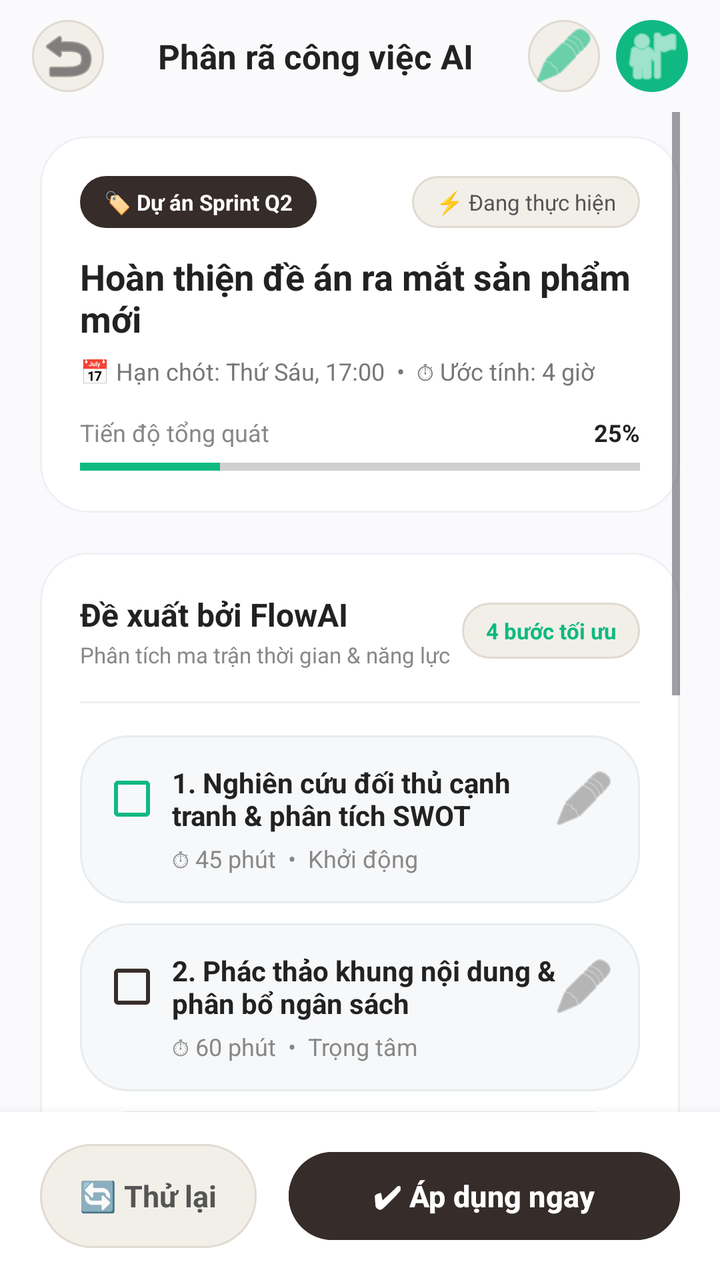
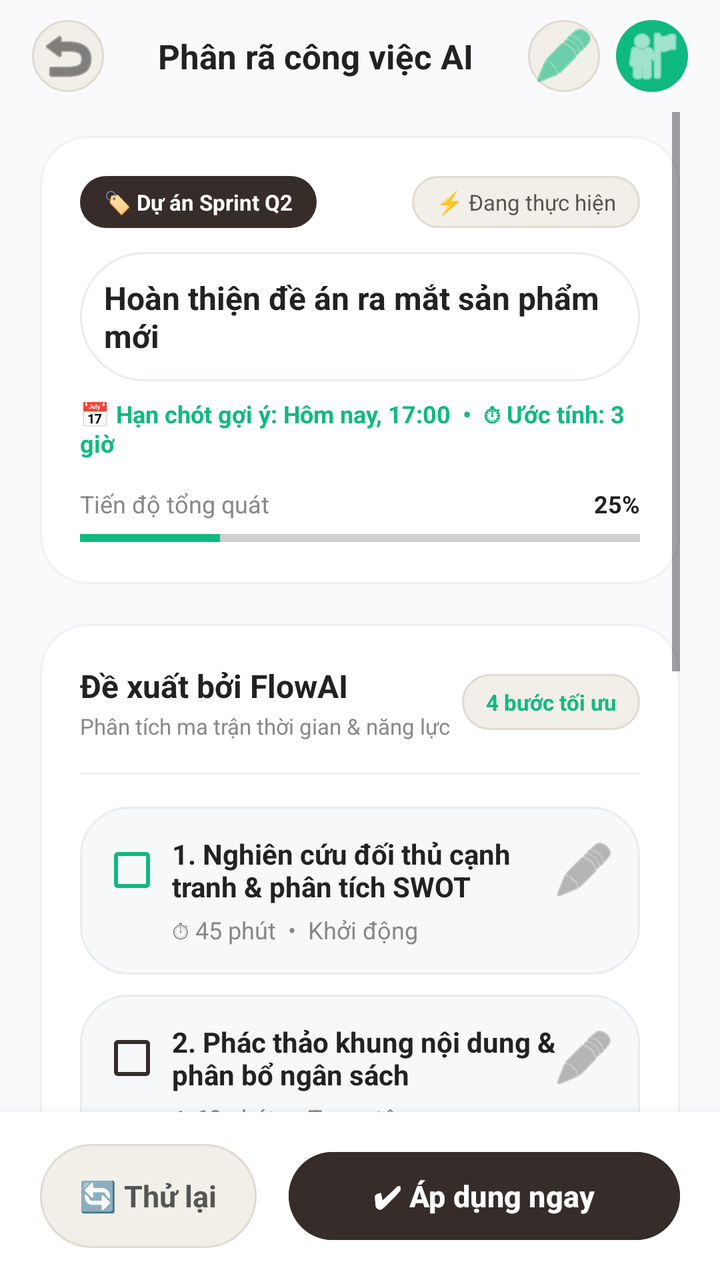

Compare the two renders of this Android layout. The source of the first and the diff that turns it into the second are given below.
<!-- AndroidManifest.xml: application theme Theme.MyApplication -->
<!-- res/layout/activity_ai_task_breakdown.xml -->
<?xml version="1.0" encoding="utf-8"?>
<androidx.constraintlayout.widget.ConstraintLayout
    xmlns:android="http://schemas.android.com/apk/res/android"
    xmlns:app="http://schemas.android.com/apk/res-auto"
    xmlns:tools="http://schemas.android.com/tools"
    android:layout_width="match_parent"
    android:layout_height="match_parent"
    android:background="#FAFAFC"
    tools:context=".AiTaskBreakdownActivity">

    
    <androidx.constraintlayout.widget.ConstraintLayout
        android:id="@+id/headerLayout"
        android:layout_width="match_parent"
        android:layout_height="56dp"
        android:paddingHorizontal="16dp"
        app:layout_constraintTop_toTopOf="parent">

        <ImageButton
            android:id="@+id/btnBack"
            android:layout_width="36dp"
            android:layout_height="36dp"
            android:background="@drawable/bg_pill_light"
            android:src="@android:drawable/ic_menu_revert"
            app:tint="#333333"
            app:layout_constraintBottom_toBottomOf="parent"
            app:layout_constraintStart_toStartOf="parent"
            app:layout_constraintTop_toTopOf="parent" />

        <TextView
            android:id="@+id/tvHeaderTitle"
            android:layout_width="wrap_content"
            android:layout_height="wrap_content"
            android:text="Phân rã công việc AI"
            android:textColor="#222222"
            android:textSize="17sp"
            android:textStyle="bold"
            app:layout_constraintBottom_toBottomOf="parent"
            app:layout_constraintEnd_toStartOf="@id/btnSparkleHeader"
            app:layout_constraintStart_toEndOf="@id/btnBack"
            app:layout_constraintTop_toTopOf="parent" />

        <ImageButton
            android:id="@+id/btnSparkleHeader"
            android:layout_width="36dp"
            android:layout_height="36dp"
            android:layout_marginEnd="8dp"
            android:background="@drawable/bg_pill_light"
            android:src="@android:drawable/ic_menu_edit"
            app:tint="#10B981"
            app:layout_constraintBottom_toBottomOf="parent"
            app:layout_constraintEnd_toStartOf="@id/imgAvatar"
            app:layout_constraintTop_toTopOf="parent" />

        <ImageView
            android:id="@+id/imgAvatar"
            android:layout_width="36dp"
            android:layout_height="36dp"
            android:background="@drawable/bg_circle_teal"
            android:padding="2dp"
            android:src="@android:drawable/ic_menu_myplaces"
            app:tint="#FFFFFF"
            app:layout_constraintBottom_toBottomOf="parent"
            app:layout_constraintEnd_toEndOf="parent"
            app:layout_constraintTop_toTopOf="parent" />
    </androidx.constraintlayout.widget.ConstraintLayout>

    <ScrollView
        android:layout_width="match_parent"
        android:layout_height="0dp"
        android:clipToPadding="false"
        android:paddingHorizontal="20dp"
        android:paddingBottom="20dp"
        app:layout_constraintBottom_toTopOf="@id/bottomActionsLayout"
        app:layout_constraintTop_toBottomOf="@id/headerLayout">

        <LinearLayout
            android:layout_width="match_parent"
            android:layout_height="wrap_content"
            android:orientation="vertical">

            
            <com.google.android.material.card.MaterialCardView
                android:layout_width="match_parent"
                android:layout_height="wrap_content"
                android:layout_marginTop="12dp"
                app:cardBackgroundColor="#FFFFFF"
                app:cardCornerRadius="24dp"
                app:cardElevation="0dp"
                app:strokeColor="#EEF0F4"
                app:strokeWidth="1dp">

                <LinearLayout
                    android:layout_width="match_parent"
                    android:layout_height="wrap_content"
                    android:orientation="vertical"
                    android:padding="20dp">

                    <LinearLayout
                        android:layout_width="match_parent"
                        android:layout_height="wrap_content"
                        android:gravity="center_vertical"
                        android:orientation="horizontal">

                        <TextView
                            android:layout_width="wrap_content"
                            android:layout_height="26dp"
                            android:background="@drawable/bg_pill_brown"
                            android:gravity="center"
                            android:paddingHorizontal="12dp"
                            android:text="🏷 Dự án Sprint Q2"
                            android:textColor="#FFFFFF"
                            android:textSize="11sp"
                            android:textStyle="bold" />

                        <View
                            android:layout_width="0dp"
                            android:layout_height="0dp"
                            android:layout_weight="1" />

                        <TextView
                            android:layout_width="wrap_content"
                            android:layout_height="26dp"
                            android:background="@drawable/bg_pill_light"
                            android:gravity="center"
                            android:paddingHorizontal="12dp"
                            android:text="⚡ Đang thực hiện"
                            android:textColor="#555555"
                            android:textSize="11sp" />
                    </LinearLayout>

                    <TextView
                        android:id="@+id/tvMainTaskTitle"
                        android:layout_width="match_parent"
                        android:layout_height="wrap_content"
                        android:layout_marginTop="12dp"
                        android:text="Hoàn thiện đề án ra mắt sản phẩm mới"
                        android:textColor="#222222"
                        android:textSize="18sp"
                        android:textStyle="bold" />

                    <TextView
                        android:layout_width="match_parent"
                        android:layout_height="wrap_content"
                        android:layout_marginTop="6dp"
                        android:text="📅 Hạn chót: Thứ Sáu, 17:00  •  ⏱ Ước tính: 4 giờ"
                        android:textColor="#777777"
                        android:textSize="12sp" />

                    <LinearLayout
                        android:layout_width="match_parent"
                        android:layout_height="wrap_content"
                        android:layout_marginTop="14dp"
                        android:gravity="center_vertical"
                        android:orientation="horizontal">

                        <TextView
                            android:layout_width="0dp"
                            android:layout_height="wrap_content"
                            android:layout_weight="1"
                            android:text="Tiến độ tổng quát"
                            android:textColor="#888888"
                            android:textSize="12sp" />

                        <TextView
                            android:layout_width="wrap_content"
                            android:layout_height="wrap_content"
                            android:text="25%"
                            android:textColor="#222222"
                            android:textSize="12sp"
                            android:textStyle="bold" />
                    </LinearLayout>

                    <ProgressBar
                        style="?android:attr/progressBarStyleHorizontal"
                        android:layout_width="match_parent"
                        android:layout_height="6dp"
                        android:layout_marginTop="6dp"
                        android:progress="25"
                        android:progressTint="#10B981" />
                </LinearLayout>
            </com.google.android.material.card.MaterialCardView>

            
            <com.google.android.material.card.MaterialCardView
                android:layout_width="match_parent"
                android:layout_height="wrap_content"
                android:layout_marginTop="20dp"
                app:cardBackgroundColor="#FFFFFF"
                app:cardCornerRadius="24dp"
                app:cardElevation="0dp"
                app:strokeColor="#EEF0F4"
                app:strokeWidth="1dp">

                <LinearLayout
                    android:layout_width="match_parent"
                    android:layout_height="wrap_content"
                    android:orientation="vertical"
                    android:padding="20dp">

                    <LinearLayout
                        android:layout_width="match_parent"
                        android:layout_height="wrap_content"
                        android:gravity="center_vertical"
                        android:orientation="horizontal">

                        <LinearLayout
                            android:layout_width="0dp"
                            android:layout_height="wrap_content"
                            android:layout_weight="1"
                            android:orientation="vertical">

                            <TextView
                                android:layout_width="wrap_content"
                                android:layout_height="wrap_content"
                                android:text="Đề xuất bởi FlowAI"
                                android:textColor="#222222"
                                android:textSize="16sp"
                                android:textStyle="bold" />

                            <TextView
                                android:layout_width="wrap_content"
                                android:layout_height="wrap_content"
                                android:layout_marginTop="2dp"
                                android:text="Phân tích ma trận thời gian &amp; năng lực"
                                android:textColor="#888888"
                                android:textSize="11sp" />
                        </LinearLayout>

                        <TextView
                            android:layout_width="wrap_content"
                            android:layout_height="28dp"
                            android:background="@drawable/bg_pill_light"
                            android:gravity="center"
                            android:paddingHorizontal="12dp"
                            android:text="4 bước tối ưu"
                            android:textColor="#10B981"
                            android:textSize="11sp"
                            android:textStyle="bold" />
                    </LinearLayout>

                    <View
                        android:layout_width="match_parent"
                        android:layout_height="1dp"
                        android:layout_marginVertical="16dp"
                        android:background="#F0F0F0" />

                    
                    <LinearLayout
                        android:layout_width="match_parent"
                        android:layout_height="wrap_content"
                        android:background="@drawable/bg_voice_card"
                        android:orientation="vertical"
                        android:padding="14dp">

                        <LinearLayout
                            android:layout_width="match_parent"
                            android:layout_height="wrap_content"
                            android:gravity="center_vertical"
                            android:orientation="horizontal">

                            <CheckBox
                                android:id="@+id/cbStep1"
                                android:layout_width="24dp"
                                android:layout_height="24dp"
                                android:checked="true"
                                android:buttonTint="#10B981" />

                            <TextView
                                android:layout_width="0dp"
                                android:layout_height="wrap_content"
                                android:layout_marginStart="8dp"
                                android:layout_weight="1"
                                android:text="1. Nghiên cứu đối thủ cạnh tranh &amp; phân tích SWOT"
                                android:textColor="#222222"
                                android:textSize="14sp"
                                android:textStyle="bold" />

                            <ImageButton
                                android:layout_width="28dp"
                                android:layout_height="28dp"
                                android:background="?android:attr/selectableItemBackgroundBorderless"
                                android:src="@android:drawable/ic_menu_edit"
                                app:tint="#888888" />
                        </LinearLayout>

                        <TextView
                            android:layout_width="wrap_content"
                            android:layout_height="wrap_content"
                            android:layout_marginStart="32dp"
                            android:layout_marginTop="4dp"
                            android:text="⏱ 45 phút  •  Khởi động"
                            android:textColor="#888888"
                            android:textSize="12sp" />
                    </LinearLayout>

                    
                    <LinearLayout
                        android:layout_width="match_parent"
                        android:layout_height="wrap_content"
                        android:layout_marginTop="10dp"
                        android:background="@drawable/bg_voice_card"
                        android:orientation="vertical"
                        android:padding="14dp">

                        <LinearLayout
                            android:layout_width="match_parent"
                            android:layout_height="wrap_content"
                            android:gravity="center_vertical"
                            android:orientation="horizontal">

                            <CheckBox
                                android:id="@+id/cbStep2"
                                android:layout_width="24dp"
                                android:layout_height="24dp"
                                android:buttonTint="#362C2A" />

                            <TextView
                                android:layout_width="0dp"
                                android:layout_height="wrap_content"
                                android:layout_marginStart="8dp"
                                android:layout_weight="1"
                                android:text="2. Phác thảo khung nội dung &amp; phân bổ ngân sách"
                                android:textColor="#222222"
                                android:textSize="14sp"
                                android:textStyle="bold" />

                            <ImageButton
                                android:layout_width="28dp"
                                android:layout_height="28dp"
                                android:background="?android:attr/selectableItemBackgroundBorderless"
                                android:src="@android:drawable/ic_menu_edit"
                                app:tint="#888888" />
                        </LinearLayout>

                        <TextView
                            android:layout_width="wrap_content"
                            android:layout_height="wrap_content"
                            android:layout_marginStart="32dp"
                            android:layout_marginTop="4dp"
                            android:text="⏱ 60 phút  •  Trọng tâm"
                            android:textColor="#888888"
                            android:textSize="12sp" />
                    </LinearLayout>

                    
                    <LinearLayout
                        android:layout_width="match_parent"
                        android:layout_height="wrap_content"
                        android:layout_marginTop="10dp"
                        android:background="@drawable/bg_voice_card"
                        android:orientation="vertical"
                        android:padding="14dp">

                        <LinearLayout
                            android:layout_width="match_parent"
                            android:layout_height="wrap_content"
                            android:gravity="center_vertical"
                            android:orientation="horizontal">

                            <CheckBox
                                android:id="@+id/cbStep3"
                                android:layout_width="24dp"
                                android:layout_height="24dp"
                                android:buttonTint="#362C2A" />

                            <TextView
                                android:layout_width="0dp"
                                android:layout_height="wrap_content"
                                android:layout_marginStart="8dp"
                                android:layout_weight="1"
                                android:text="3. Họp thống nhất với bộ phận Thiết kế &amp; Vận hành"
                                android:textColor="#222222"
                                android:textSize="14sp"
                                android:textStyle="bold" />

                            <ImageButton
                                android:layout_width="28dp"
                                android:layout_height="28dp"
                                android:background="?android:attr/selectableItemBackgroundBorderless"
                                android:src="@android:drawable/ic_menu_edit"
                                app:tint="#888888" />
                        </LinearLayout>

                        <TextView
                            android:layout_width="wrap_content"
                            android:layout_height="wrap_content"
                            android:layout_marginStart="32dp"
                            android:layout_marginTop="4dp"
                            android:text="⏱ 30 phút  •  Hợp tác"
                            android:textColor="#888888"
                            android:textSize="12sp" />
                    </LinearLayout>

                    
                    <LinearLayout
                        android:layout_width="match_parent"
                        android:layout_height="wrap_content"
                        android:layout_marginTop="10dp"
                        android:background="@drawable/bg_voice_card"
                        android:orientation="vertical"
                        android:padding="14dp">

                        <LinearLayout
                            android:layout_width="match_parent"
                            android:layout_height="wrap_content"
                            android:gravity="center_vertical"
                            android:orientation="horizontal">

                            <CheckBox
                                android:id="@+id/cbStep4"
                                android:layout_width="24dp"
                                android:layout_height="24dp"
                                android:buttonTint="#362C2A" />

                            <TextView
                                android:layout_width="0dp"
                                android:layout_height="wrap_content"
                                android:layout_marginStart="8dp"
                                android:layout_weight="1"
                                android:text="4. Hoàn tất slide thuyết trình &amp; kiểm tra tài liệu"
                                android:textColor="#222222"
                                android:textSize="14sp"
                                android:textStyle="bold" />

                            <ImageButton
                                android:layout_width="28dp"
                                android:layout_height="28dp"
                                android:background="?android:attr/selectableItemBackgroundBorderless"
                                android:src="@android:drawable/ic_menu_edit"
                                app:tint="#888888" />
                        </LinearLayout>

                        <TextView
                            android:layout_width="wrap_content"
                            android:layout_height="wrap_content"
                            android:layout_marginStart="32dp"
                            android:layout_marginTop="4dp"
                            android:text="⏱ 45 phút  •  Kết thúc"
                            android:textColor="#888888"
                            android:textSize="12sp" />
                    </LinearLayout>

                    <TextView
                        android:layout_width="wrap_content"
                        android:layout_height="wrap_content"
                        android:layout_gravity="center_horizontal"
                        android:layout_marginTop="16dp"
                        android:text="⏱ Dự kiến: 3 giờ 00 phút  •  Chạm để chỉnh sửa"
                        android:textColor="#888888"
                        android:textSize="12sp" />
                </LinearLayout>
            </com.google.android.material.card.MaterialCardView>

            
            <com.google.android.material.card.MaterialCardView
                android:layout_width="match_parent"
                android:layout_height="wrap_content"
                android:layout_marginTop="16dp"
                app:cardBackgroundColor="#F3FAF7"
                app:cardCornerRadius="20dp"
                app:cardElevation="0dp"
                app:strokeColor="#D1EAE2"
                app:strokeWidth="1dp">

                <LinearLayout
                    android:layout_width="match_parent"
                    android:layout_height="wrap_content"
                    android:gravity="center_vertical"
                    android:orientation="horizontal"
                    android:padding="16dp">

                    <ImageView
                        android:layout_width="28dp"
                        android:layout_height="28dp"
                        android:src="@android:drawable/ic_dialog_info"
                        app:tint="#10B981" />

                    <TextView
                        android:layout_width="0dp"
                        android:layout_height="wrap_content"
                        android:layout_marginStart="12dp"
                        android:layout_weight="1"
                        android:text="Phân rã này tiết kiệm 25% thời gian lãng phí bằng cách nhóm các tác vụ giao tiếp lại gần cuối lộ trình."
                        android:textColor="#333333"
                        android:textSize="12sp" />
                </LinearLayout>
            </com.google.android.material.card.MaterialCardView>

        </LinearLayout>
    </ScrollView>

    
    <LinearLayout
        android:id="@+id/bottomActionsLayout"
        android:layout_width="match_parent"
        android:layout_height="wrap_content"
        android:background="#FFFFFF"
        android:elevation="8dp"
        android:orientation="horizontal"
        android:paddingHorizontal="20dp"
        android:paddingVertical="16dp"
        app:layout_constraintBottom_toBottomOf="parent">

        <TextView
            android:id="@+id/btnRegenerate"
            android:layout_width="0dp"
            android:layout_height="52dp"
            android:layout_weight="1"
            android:background="@drawable/bg_pill_light"
            android:gravity="center"
            android:text="🔄 Thử lại"
            android:textColor="#555555"
            android:textSize="15sp"
            android:textStyle="bold" />

        <Button
            android:id="@+id/btnApplyBreakdown"
            android:layout_width="0dp"
            android:layout_height="52dp"
            android:layout_marginStart="16dp"
            android:layout_weight="1.8"
            android:backgroundTint="#362C2A"
            android:text="✔ Áp dụng ngay"
            android:textColor="#FFFFFF"
            android:textSize="15sp"
            android:textStyle="bold"
            app:cornerRadius="26dp" />
    </LinearLayout>

</androidx.constraintlayout.widget.ConstraintLayout>
<!-- resources referenced by this layout -->
<resources>
  <!-- drawable bg_circle_teal (drawable) -->
  <?xml version="1.0" encoding="utf-8"?>
  <shape xmlns:android="http://schemas.android.com/apk/res/android"
      android:shape="oval">
      <solid android:color="#10B981" />
  </shape>
  <!-- drawable bg_pill_brown (drawable) -->
  <?xml version="1.0" encoding="utf-8"?>
  <shape xmlns:android="http://schemas.android.com/apk/res/android"
      android:shape="rectangle">
      <corners android:radius="100dp" />
      <solid android:color="#362C2A" />
  </shape>
  <!-- drawable bg_pill_light (drawable) -->
  <?xml version="1.0" encoding="utf-8"?>
  <shape xmlns:android="http://schemas.android.com/apk/res/android"
      android:shape="rectangle">
      <corners android:radius="100dp" />
      <solid android:color="#F2EFE9" />
      <stroke android:width="1dp" android:color="#E0DAD1" />
  </shape>
  <!-- drawable bg_voice_card (drawable) -->
  <?xml version="1.0" encoding="utf-8"?>
  <shape xmlns:android="http://schemas.android.com/apk/res/android"
      android:shape="rectangle">
      <corners android:radius="24dp" />
      <solid android:color="#F7F8FA" />
      <stroke android:width="1dp" android:color="#E8ECEF" />
  </shape>
  <style name="Theme.MyApplication" parent="Base.Theme.MyApplication" />
  <style name="Base.Theme.MyApplication" parent="Theme.Material3.DayNight.NoActionBar">
          
          
      </style>
</resources>

<!-- the commit's change to res/layout/activity_ai_task_breakdown.xml (unified diff, before → after) -->
@@ -6,7 +6,7 @@
     android:layout_width="match_parent"
     android:layout_height="match_parent"
     android:background="#FAFAFC"
-    tools:context=".AiTaskBreakdownActivity">
+    tools:context=".ui.ai.AiTaskBreakdownActivity">
 
     
     <androidx.constraintlayout.widget.ConstraintLayout
@@ -129,23 +129,29 @@
                             android:textSize="11sp" />
                     </LinearLayout>
 
-                    <TextView
-                        android:id="@+id/tvMainTaskTitle"
+                    <EditText
+                        android:id="@+id/edtMainTaskTitle"
                         android:layout_width="match_parent"
                         android:layout_height="wrap_content"
                         android:layout_marginTop="12dp"
+                        android:background="@drawable/bg_search_bar"
+                        android:hint="Nhập tên công việc bạn muốn AI lên lịch..."
+                        android:inputType="textMultiLine"
+                        android:padding="12dp"
                         android:text="Hoàn thiện đề án ra mắt sản phẩm mới"
                         android:textColor="#222222"
-                        android:textSize="18sp"
+                        android:textSize="16sp"
                         android:textStyle="bold" />
 
                     <TextView
-                        android:layout_width="match_parent"
-                        android:layout_height="wrap_content"
-                        android:layout_marginTop="6dp"
-                        android:text="📅 Hạn chót: Thứ Sáu, 17:00  •  ⏱ Ước tính: 4 giờ"
-                        android:textColor="#777777"
-                        android:textSize="12sp" />
+                        android:id="@+id/tvTaskEstimate"
+                        android:layout_width="match_parent"
+                        android:layout_height="wrap_content"
+                        android:layout_marginTop="8dp"
+                        android:text="📅 Hạn chót gợi ý: Hôm nay, 17:00  •  ⏱ Ước tính: 3 giờ"
+                        android:textColor="#10B981"
+                        android:textSize="12sp"
+                        android:textStyle="bold" />
 
                     <LinearLayout
                         android:layout_width="match_parent"
@@ -267,6 +273,7 @@
                                 android:buttonTint="#10B981" />
 
                             <TextView
+                                android:id="@+id/tvStep1Title"
                                 android:layout_width="0dp"
                                 android:layout_height="wrap_content"
                                 android:layout_marginStart="8dp"
@@ -285,6 +292,7 @@
                         </LinearLayout>
 
                         <TextView
+                            android:id="@+id/tvStep1Time"
                             android:layout_width="wrap_content"
                             android:layout_height="wrap_content"
                             android:layout_marginStart="32dp"
@@ -316,6 +324,7 @@
                                 android:buttonTint="#362C2A" />
 
                             <TextView
+                                android:id="@+id/tvStep2Title"
                                 android:layout_width="0dp"
                                 android:layout_height="wrap_content"
                                 android:layout_marginStart="8dp"
@@ -334,6 +343,7 @@
                         </LinearLayout>
 
                         <TextView
+                            android:id="@+id/tvStep2Time"
                             android:layout_width="wrap_content"
                             android:layout_height="wrap_content"
                             android:layout_marginStart="32dp"
@@ -365,6 +375,7 @@
                                 android:buttonTint="#362C2A" />
 
                             <TextView
+                                android:id="@+id/tvStep3Title"
                                 android:layout_width="0dp"
                                 android:layout_height="wrap_content"
                                 android:layout_marginStart="8dp"
@@ -383,6 +394,7 @@
                         </LinearLayout>
 
                         <TextView
+                            android:id="@+id/tvStep3Time"
                             android:layout_width="wrap_content"
                             android:layout_height="wrap_content"
                             android:layout_marginStart="32dp"
@@ -414,6 +426,7 @@
                                 android:buttonTint="#362C2A" />
 
                             <TextView
+                                android:id="@+id/tvStep4Title"
                                 android:layout_width="0dp"
                                 android:layout_height="wrap_content"
                                 android:layout_marginStart="8dp"
@@ -432,6 +445,7 @@
                         </LinearLayout>
 
                         <TextView
+                            android:id="@+id/tvStep4Time"
                             android:layout_width="wrap_content"
                             android:layout_height="wrap_content"
                             android:layout_marginStart="32dp"
@@ -442,11 +456,12 @@
                     </LinearLayout>
 
                     <TextView
+                        android:id="@+id/tvTotalAiEstimate"
                         android:layout_width="wrap_content"
                         android:layout_height="wrap_content"
                         android:layout_gravity="center_horizontal"
                         android:layout_marginTop="16dp"
-                        android:text="⏱ Dự kiến: 3 giờ 00 phút  •  Chạm để chỉnh sửa"
+                        android:text="⏱ Dự kiến tổng: 3 giờ 00 phút  •  FlowAI đề xuất"
                         android:textColor="#888888"
                         android:textSize="12sp" />
                 </LinearLayout>
<!-- resource entries referenced after the edit -->
@@ -21,6 +21,14 @@
       <solid android:color="#F2EFE9" />
       <stroke android:width="1dp" android:color="#E0DAD1" />
   </shape>
+  <!-- drawable bg_search_bar (drawable) -->
+  <?xml version="1.0" encoding="utf-8"?>
+  <shape xmlns:android="http://schemas.android.com/apk/res/android"
+      android:shape="rectangle">
+      <corners android:radius="100dp" />
+      <solid android:color="#FFFFFF" />
+      <stroke android:width="1dp" android:color="#E8ECEF" />
+  </shape>
   <!-- drawable bg_voice_card (drawable) -->
   <?xml version="1.0" encoding="utf-8"?>
   <shape xmlns:android="http://schemas.android.com/apk/res/android"
